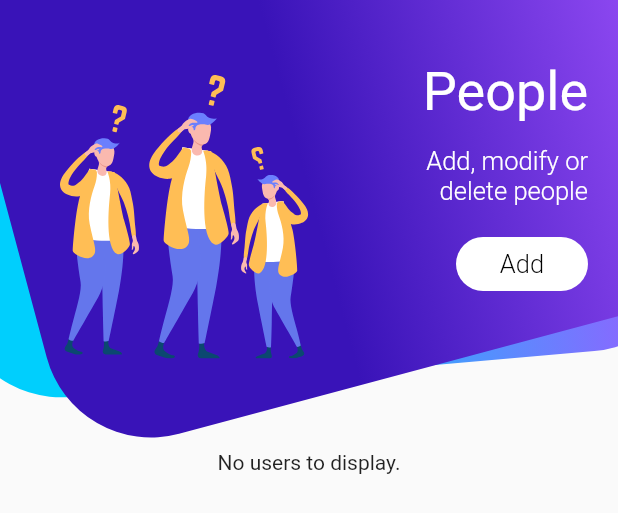
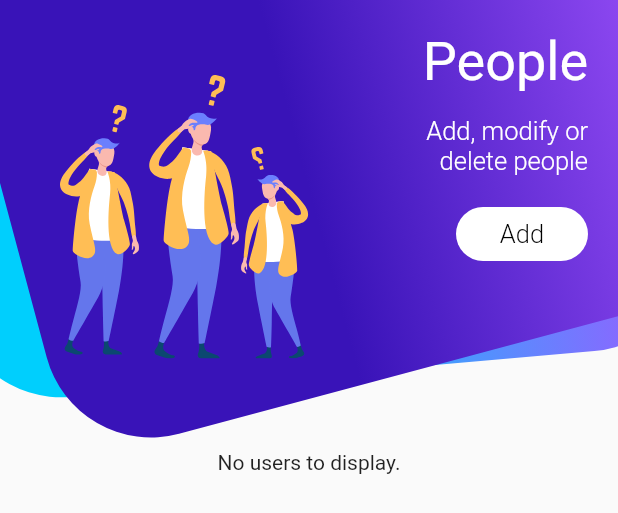
Before and after one commit to krzysiekz/CostyFlutter, a Flutter app: the UserListPage widget shown alone on an empty page, opened directly with empty values, on a phone screen of 412 x 824 dp. Shown: the top 513 px of the screen. Run offline on Flutter 3.47's test engine with Material 2 defaults, Android fonts, the phone set to English and light mode, and no system bars; drawn by our look-alikes of flutter_platform_widgets, oktoast; our stand-ins replace bloc, dartz, decimal, device_preview, equatable, flutter_bloc and 6 more; accounts and stored records are empty; generated files the repository leaves out were written again.

Commit message:
people grid view adjustments

```diff
--- a/lib/presentation/widgets/pages/user_list_page.dart
+++ b/lib/presentation/widgets/pages/user_list_page.dart
@@ -49,7 +49,7 @@ class _UserListPageState extends State<UserListPage> {
           child: SvgPicture.asset('assets/images/users.svg',
               semanticsLabel: 'Projects image'),
         ),
-        Positioned(top: 40, right: 20, child: buildHeaderDescription(context)),
+        Positioned(top: 20, right: 20, child: buildHeaderDescription(context)),
       ],
     );
   }
@@ -138,8 +138,10 @@ class _UserListPageState extends State<UserListPage> {
     );
   }
 
-  BlocConsumer<UserBloc, UserState> buildBody() {
-    return BlocConsumer<UserBloc, UserState>(
+  Widget buildBody() {
+    return Padding(
+      padding: const EdgeInsets.symmetric(horizontal: 5),
+      child: BlocConsumer<UserBloc, UserState>(
         builder: (BuildContext context, UserState state) {
           if (state is UserEmpty) {
             return Text(AppLocalizations.of(context)
@@ -152,9 +154,9 @@ class _UserListPageState extends State<UserListPage> {
             return GridView.builder(
               gridDelegate: const SliverGridDelegateWithFixedCrossAxisCount(
                   crossAxisCount: 2,
-                mainAxisSpacing: 15,
+                  mainAxisSpacing: 10,
                   crossAxisSpacing: 15,
-                childAspectRatio: 2.2),
+                  childAspectRatio: 2.1),
               itemBuilder: (cts, index) {
                 return UserListItem(
                   key: Key("user_${state.users[index].id}"),
@@ -180,8 +182,10 @@ class _UserListPageState extends State<UserListPage> {
             DialogUtilities.showSnackBar(context,
                 AppLocalizations.of(context).translate('user_list_page_added'));
           } else if (state is UserDeleted) {
-          DialogUtilities.showSnackBar(context,
-              AppLocalizations.of(context).translate('user_list_page_deleted'));
+            DialogUtilities.showSnackBar(
+                context,
+                AppLocalizations.of(context)
+                    .translate('user_list_page_deleted'));
           } else if (state is UserModified) {
             DialogUtilities.showSnackBar(
                 context,
@@ -189,6 +193,7 @@ class _UserListPageState extends State<UserListPage> {
                     .translate('user_list_page_modified'));
           }
         },
+      ),
     );
   }
 
```
Also changed, not shown: lib/presentation/widgets/item/user_list_item.dart (+19 -10 lines). Lines whose indentation alone changed are shown as unchanged.
